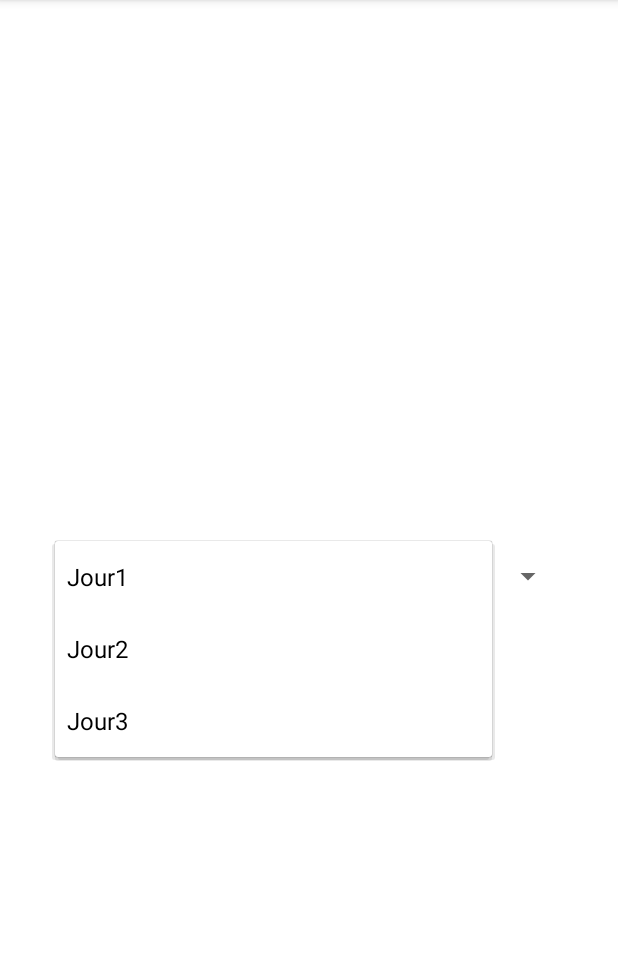
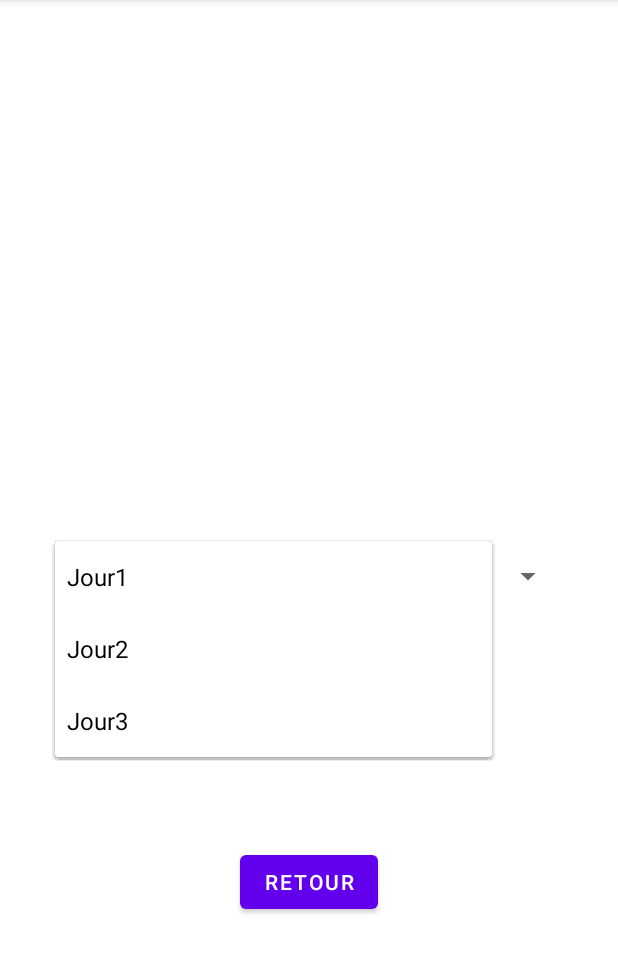
Before and after one commit to jad2n1/dream_and_go, an Android app: the page_Alpes screen opened directly, with no data from a screen before it, after a tap on "Jour1", on a phone screen of 412 x 824 dp, the part 84-1057 px from its top. Run offline under Robolectric (Android 15) with nearby library versions, the phone set to English and light mode, and no system bars.

Commit message:
création bouton retour page alpes à choix destination

```diff
--- a/app/src/main/java/com/example/pageaccueil/page_Alpes.java
+++ b/app/src/main/java/com/example/pageaccueil/page_Alpes.java
@@ -1,12 +1,17 @@
 package com.example.pageaccueil;
 
+import android.content.Intent;
 import android.os.Bundle;
+import android.view.View;
 import android.widget.ArrayAdapter;
+import android.widget.Button;
 import android.widget.Spinner;
 
 import androidx.appcompat.app.AppCompatActivity;
 
 public class page_Alpes extends AppCompatActivity{
+
+    Button Bouton_Alpes_retour;
 
     @Override
     protected void onCreate(Bundle savedInstanceState) {
@@ -26,6 +31,16 @@ public class page_Alpes extends AppCompatActivity{
         // 4) Association de adapter au spinner
         monSpinner3.setAdapter(monAdapter);
 
-        // exemple de commentaire vide
+        // Création du bouton retour
+        Bouton_Alpes_retour = (Button) findViewById(R.id.btn_retour_alpes);
+
+        Bouton_Alpes_retour.setOnClickListener(new View.OnClickListener() {
+            @Override
+            public void onClick(View view) {
+                // ouverture de l'activité
+                Intent intent = new Intent(page_Alpes.this, choix_destination.class);
+                startActivity(intent);
+            }
+        });
     }
 }
--- a/app/src/main/res/layout/alpes_page.xml
+++ b/app/src/main/res/layout/alpes_page.xml
@@ -13,4 +13,14 @@
         app:layout_constraintEnd_toEndOf="parent"
         app:layout_constraintStart_toStartOf="parent"
         app:layout_constraintTop_toTopOf="parent" />
+
+    <Button
+        android:id="@+id/btn_retour_alpes"
+        android:layout_width="wrap_content"
+        android:layout_height="wrap_content"
+        android:text="@string/retour"
+        app:layout_constraintBottom_toBottomOf="parent"
+        app:layout_constraintEnd_toEndOf="parent"
+        app:layout_constraintStart_toStartOf="parent"
+        app:layout_constraintTop_toBottomOf="@+id/spinner_jours3" />
 </androidx.constraintlayout.widget.ConstraintLayout>
```
